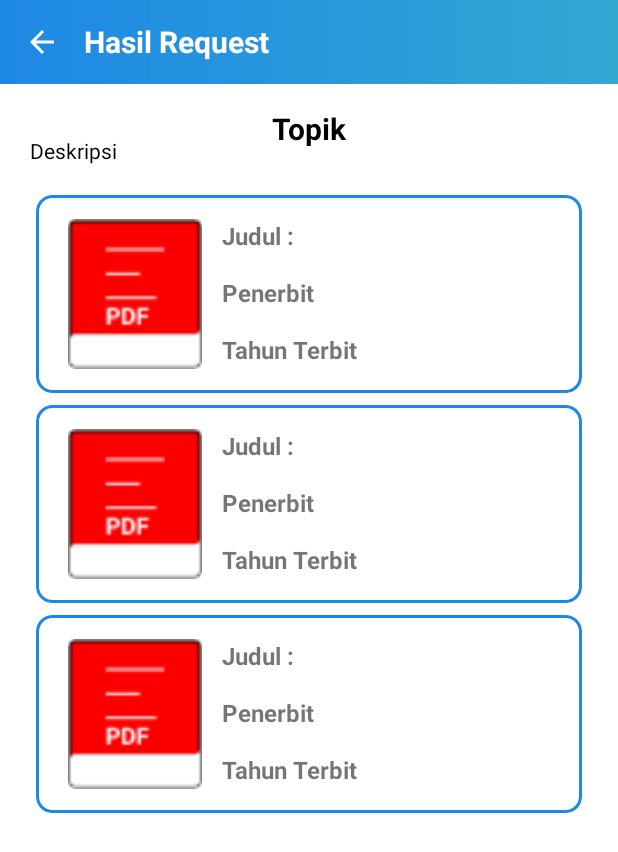
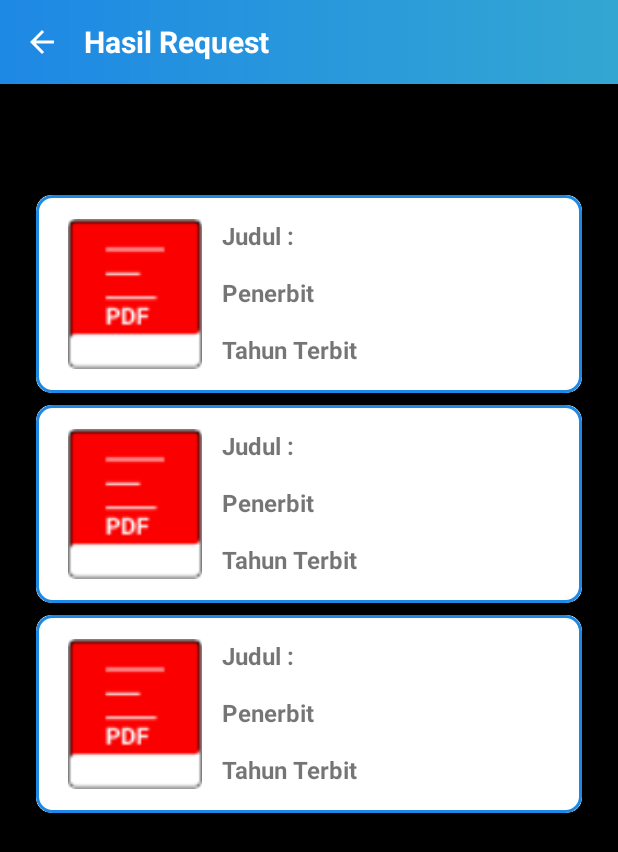
Before and after one commit to dominikusvieri/androidPharos, an Android app: the layout activity_detail_jurnal_by_id.xml on its own in the app's theme, with its tools: preview values and no code run, on a phone screen of 412 x 824 dp. Shown: the top 852 px of the screen. Run offline under Robolectric (Android 15) with nearby library versions, the phone set to English and light mode, and no system bars.

Commit message:
iseng aja

```diff
--- a/app/src/main/res/layout/activity_detail_jurnal_by_id.xml
+++ b/app/src/main/res/layout/activity_detail_jurnal_by_id.xml
@@ -3,7 +3,7 @@
     xmlns:tools="http://schemas.android.com/tools"
     android:layout_width="match_parent"
     android:layout_height="match_parent"
-    android:background="#FFF"
+    android:background="#000"
     xmlns:app="http://schemas.android.com/apk/res-auto"
     tools:context=".activity.DetailJurnalByIdActivity">
 
```
